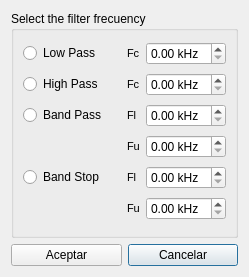
First picture: the form in Graphic_Interface/UI_Files/FilterOptionsDialog.ui, repository ECMora/SoundLab, before the edit.
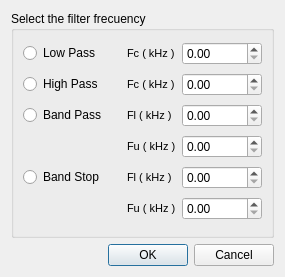
Second picture: the form after the edit.

The edit to the form file:
```diff
--- a/Graphic_Interface/UI_Files/FilterOptionsDialog.ui
+++ b/Graphic_Interface/UI_Files/FilterOptionsDialog.ui
@@ -6,7 +6,7 @@
    <rect>
     <x>0</x>
     <y>0</y>
-    <width>229</width>
+    <width>262</width>
     <height>277</height>
    </rect>
   </property>
@@ -14,38 +14,6 @@
    <string>Filter</string>
   </property>
   <layout class="QGridLayout" name="gridLayout_2">
-   <item row="2" column="2">
-    <widget class="QPushButton" name="btoncancelar">
-     <property name="toolTip">
-      <string extracomment="Cancelar la operacion"/>
-     </property>
-     <property name="text">
-      <string>Cancelar</string>
-     </property>
-     <property name="default">
-      <bool>false</bool>
-     </property>
-    </widget>
-   </item>
-   <item row="2" column="1">
-    <widget class="QPushButton" name="btonaceptar">
-     <property name="toolTip">
-      <string extracomment="Acepta los cambios realizados"/>
-     </property>
-     <property name="text">
-      <string>Aceptar</string>
-     </property>
-     <property name="checkable">
-      <bool>false</bool>
-     </property>
-     <property name="default">
-      <bool>false</bool>
-     </property>
-     <property name="flat">
-      <bool>false</bool>
-     </property>
-    </widget>
-   </item>
    <item row="0" column="1" colspan="2">
     <widget class="QGroupBox" name="groupBox">
      <property name="sizePolicy">
@@ -61,6 +29,25 @@
       <bool>false</bool>
      </property>
      <layout class="QGridLayout" name="gridLayout">
+      <item row="1" column="2">
+       <widget class="QDoubleSpinBox" name="spinBoxHighPass">
+        <property name="minimumSize">
+         <size>
+          <width>80</width>
+          <height>0</height>
+         </size>
+        </property>
+        <property name="suffix">
+         <string/>
+        </property>
+        <property name="maximum">
+         <double>300.000000000000000</double>
+        </property>
+        <property name="singleStep">
+         <double>0.100000000000000</double>
+        </property>
+       </widget>
+      </item>
       <item row="4" column="0">
        <widget class="QRadioButton" name="rButtonBandStop">
         <property name="styleSheet">
@@ -83,7 +70,7 @@
          <string notr="true"/>
         </property>
         <property name="text">
-         <string>Fl</string>
+         <string>Fl ( kHz )</string>
         </property>
         <property name="indent">
          <number>14</number>
@@ -112,7 +99,7 @@
          <string notr="true"/>
         </property>
         <property name="text">
-         <string>Fc</string>
+         <string>Fc ( kHz )</string>
         </property>
         <property name="indent">
          <number>14</number>
@@ -141,7 +128,7 @@
          <string notr="true"/>
         </property>
         <property name="text">
-         <string>Fu</string>
+         <string>Fu ( kHz )</string>
         </property>
         <property name="indent">
          <number>14</number>
@@ -170,7 +157,7 @@
          <string notr="true"/>
         </property>
         <property name="text">
-         <string>Fl</string>
+         <string>Fl ( kHz )</string>
         </property>
         <property name="indent">
          <number>14</number>
@@ -189,7 +176,7 @@
          <string notr="true"/>
         </property>
         <property name="text">
-         <string>Fc</string>
+         <string>Fc ( kHz )</string>
         </property>
         <property name="indent">
          <number>14</number>
@@ -205,7 +192,7 @@
          </size>
         </property>
         <property name="suffix">
-         <string> kHz</string>
+         <string/>
         </property>
         <property name="maximum">
          <double>300.000000000000000</double>
@@ -227,32 +214,13 @@
          <string notr="true"/>
         </property>
         <property name="text">
-         <string>Fu</string>
+         <string>Fu ( kHz )</string>
         </property>
         <property name="indent">
          <number>14</number>
         </property>
        </widget>
       </item>
-      <item row="1" column="2">
-       <widget class="QDoubleSpinBox" name="spinBoxHighPass">
-        <property name="minimumSize">
-         <size>
-          <width>80</width>
-          <height>0</height>
-         </size>
-        </property>
-        <property name="suffix">
-         <string> kHz</string>
-        </property>
-        <property name="maximum">
-         <double>300.000000000000000</double>
-        </property>
-        <property name="singleStep">
-         <double>0.100000000000000</double>
-        </property>
-       </widget>
-      </item>
       <item row="2" column="2">
        <widget class="QDoubleSpinBox" name="spinBoxBandPassFl">
         <property name="minimumSize">
@@ -262,7 +230,7 @@
          </size>
         </property>
         <property name="suffix">
-         <string> kHz</string>
+         <string/>
         </property>
         <property name="maximum">
          <double>300.000000000000000</double>
@@ -281,7 +249,7 @@
          </size>
         </property>
         <property name="suffix">
-         <string> kHz</string>
+         <string/>
         </property>
         <property name="maximum">
          <double>300.000000000000000</double>
@@ -300,7 +268,7 @@
          </size>
         </property>
         <property name="suffix">
-         <string> kHz</string>
+         <string/>
         </property>
         <property name="maximum">
          <double>300.000000000000000</double>
@@ -319,7 +287,7 @@
          </size>
         </property>
         <property name="suffix">
-         <string> kHz</string>
+         <string/>
         </property>
         <property name="maximum">
          <double>300.000000000000000</double>
@@ -332,6 +300,19 @@
      </layout>
     </widget>
    </item>
+   <item row="1" column="2">
+    <widget class="QDialogButtonBox" name="buttonBox">
+     <property name="orientation">
+      <enum>Qt::Horizontal</enum>
+     </property>
+     <property name="standardButtons">
+      <set>QDialogButtonBox::Cancel|QDialogButtonBox::Ok</set>
+     </property>
+     <property name="centerButtons">
+      <bool>false</bool>
+     </property>
+    </widget>
+   </item>
   </layout>
  </widget>
  <resources/>
```
Left out of the diff: 35 changed lines with no effect on the pictures.
